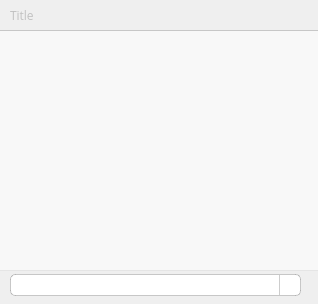
First picture: the form in implementation/primaries/GUI/alternatives/BasicListWidgetWithSort.ui, repository Godley/Music-Library, before the edit.
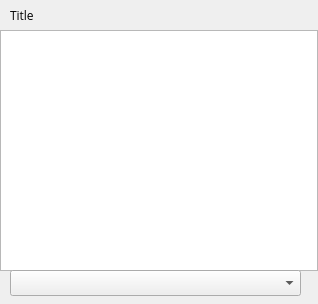
Second picture: the form after the edit. Icons and pictures are not drawn.

Diff of the .ui file:
```diff
--- a/implementation/primaries/GUI/alternatives/BasicListWidgetWithSort.ui
+++ b/implementation/primaries/GUI/alternatives/BasicListWidgetWithSort.ui
@@ -31,51 +31,7 @@
    <string>Form</string>
   </property>
   <property name="styleSheet">
-   <string notr="true">QListWidget {
-background:rgba(255, 255, 255, 140);
-border-top:1px solid rgba(0, 0, 0, 50);
-border-bottom:1px solid rgba(0, 0, 0, 20);
-}
-
-QLabel {
-color:rgba(0, 0, 0, 50);
-font: 15pt &quot;Open Sans&quot;;
-}
-
-QComboBox {
-color: white;
-}
-QComboBox
-{
-    color:white;
-    border-width: 1px;
-    border-style: solid;
-	border-color:rgba(0, 0, 0, 50);
-	margin-top:4px;
-	border-radius:5px;
-}
-
-QComboBox QListView
-{
-    border-style: none;
-}
-
-QComboBox::drop-down
-{
-    width: 20px;
-    border: 1px;
-    border-color:rgba(0, 0, 0, 50);
-    border-left-style:solid;
-    border-top-style: none;
-    border-bottom-style: none;
-    border-right-style: none;
-}
-QComboBox::down-arrow {
-    image:url(:/icon/0324-circle-down.png);
-width:16px;
-height:16px;
-}
-</string>
+   <string notr="true"/>
   </property>
   <widget class="QLabel" name="title">
    <property name="geometry">
```
